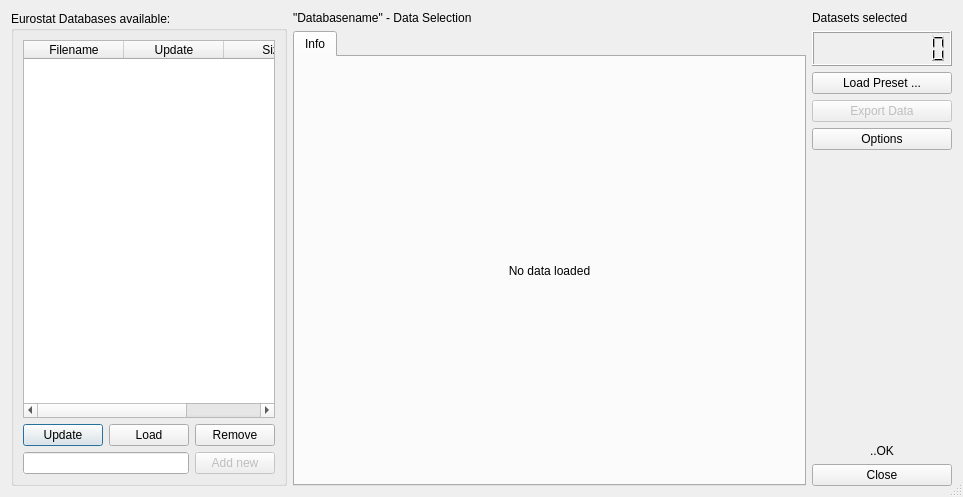
Above: app/gui/base.ui from petres/eurostat before the change. Below: the same form after it.
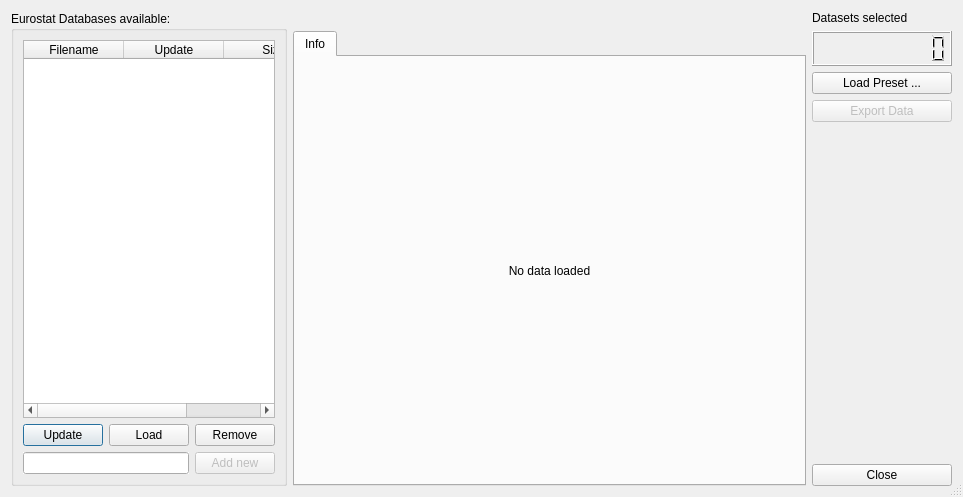
That is the form after the change.

```diff
--- a/app/gui/base.ui
+++ b/app/gui/base.ui
@@ -143,7 +143,7 @@
        <item>
         <widget class="QLabel" name="database">
          <property name="text">
-          <string>&quot;Databasename&quot; - Data Selection</string>
+          <string/>
          </property>
         </widget>
        </item>
@@ -221,13 +221,6 @@
          </property>
         </widget>
        </item>
-       <item>
-        <widget class="QPushButton" name="optionsButton">
-         <property name="text">
-          <string>Options</string>
-         </property>
-        </widget>
-       </item>
        <item>
         <spacer name="verticalSpacer">
          <property name="orientation">
@@ -241,22 +234,6 @@
          </property>
         </spacer>
        </item>
-       <item>
-        <widget class="QLabel" name="label">
-         <property name="minimumSize">
-          <size>
-           <width>100</width>
-           <height>0</height>
-          </size>
-         </property>
-         <property name="text">
-          <string>..OK</string>
-         </property>
-         <property name="alignment">
-          <set>Qt::AlignCenter</set>
-         </property>
-        </widget>
-       </item>
        <item>
         <widget class="QDialogButtonBox" name="buttonBox">
          <property name="sizePolicy">
```
Left out of the diff: 17 changed lines with no effect on the pictures.
